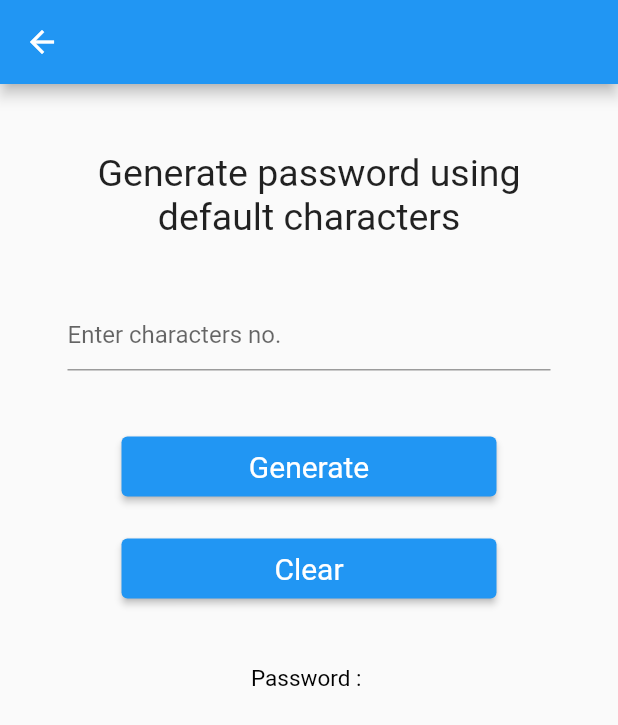
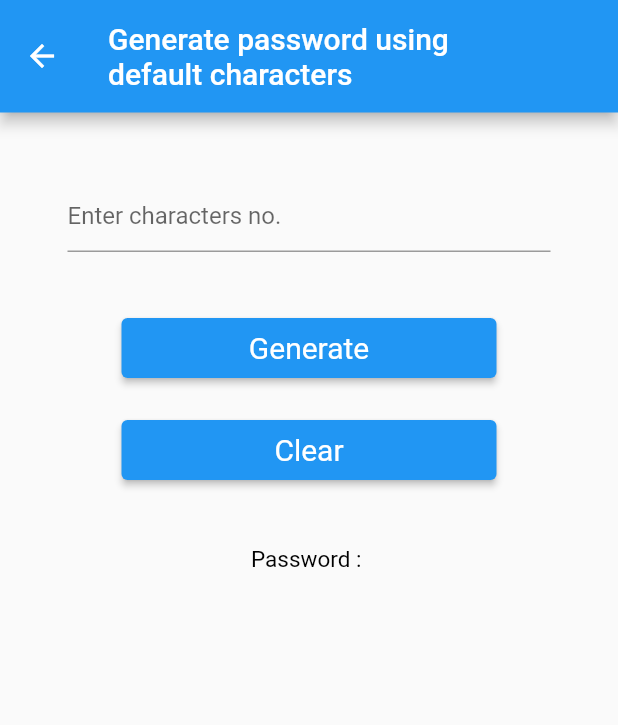
Before and after one commit to mdinoshc/password_generator_android, a Flutter app: the auto_gen screen opened directly, on a phone screen of 412 x 824 dp. Shown: the top 725 px of the screen. Run offline on Flutter 3.47's test engine with Material 2 defaults, Android fonts, the phone set to English and light mode, and no system bars.

Commit message:
first commit

```diff
--- a/lib/auto_generate.dart
+++ b/lib/auto_generate.dart
@@ -13,11 +13,13 @@ class _auto_genState extends State<auto_gen> {
   String pwd='';
   void autogen() {
     setState(() {
+      // if(_formkey.currentState!.validate()) {
         List result = data.split('');
         result.shuffle();
         var x = int.parse(t1.text);
         List pwdarr = result.sublist(1,x+1);
         pwd=pwdarr.join("");
+      // }
     });
   }
 
@@ -40,6 +42,8 @@ class _auto_genState extends State<auto_gen> {
     return Scaffold(
       appBar: new AppBar(
         // backgroundColor: Colors.white,
+        toolbarHeight: 75.0,
+        title: Text("Generate password using\ndefault characters"),
       ),
       body: new Container(
         padding: const EdgeInsets.all(45.0),
@@ -49,17 +53,14 @@ class _auto_genState extends State<auto_gen> {
             mainAxisAlignment: MainAxisAlignment.center,
             children: <Widget>[
               Center(
-                child: new Text(
-                  "Generate password using default characters",
-                  textAlign: TextAlign.center,
-                  style: new TextStyle(
-                    fontSize: 25.0,
-                  ),
-                ),
+                // child: new Text(
+                //   "Generate password using default characters",
+                //   textAlign: TextAlign.center,
+                //   style: new TextStyle(
+                //     fontSize: 25.0,
+                //   ),
+                // ),
               ),
-              new Padding(
-                padding: const EdgeInsets.all(20.0),
-                ),
               new Row(
                 // mainAxisAlignment: MainAxisAlignment.spaceEvenly,
                 children: <Widget>[
@@ -77,7 +78,7 @@ class _auto_genState extends State<auto_gen> {
                     controller: t1,
                     // validator: (value) {
                     //   if(value==null || value.isEmpty) {
-                    //     return "Please input some numbers";
+                    //     return "Please enter a number";
                     //   }
                     //   return null;
                     // }
@@ -123,12 +124,16 @@ class _auto_genState extends State<auto_gen> {
                       // fontWeight: FontWeight.bold,
                     ),
                   ),
+                  new Padding(
+                padding: const EdgeInsets.all(05.0),
+                ),
                   new SelectableText(
                     "$pwd",
                     style: new TextStyle(
                       fontSize: 20.0,
                       color: Colors.black,
                       fontWeight: FontWeight.bold,
+
                     ),
                   )
             ],
```
Also changed, not shown: lib/user_generate.dart (+12 -11 lines).
